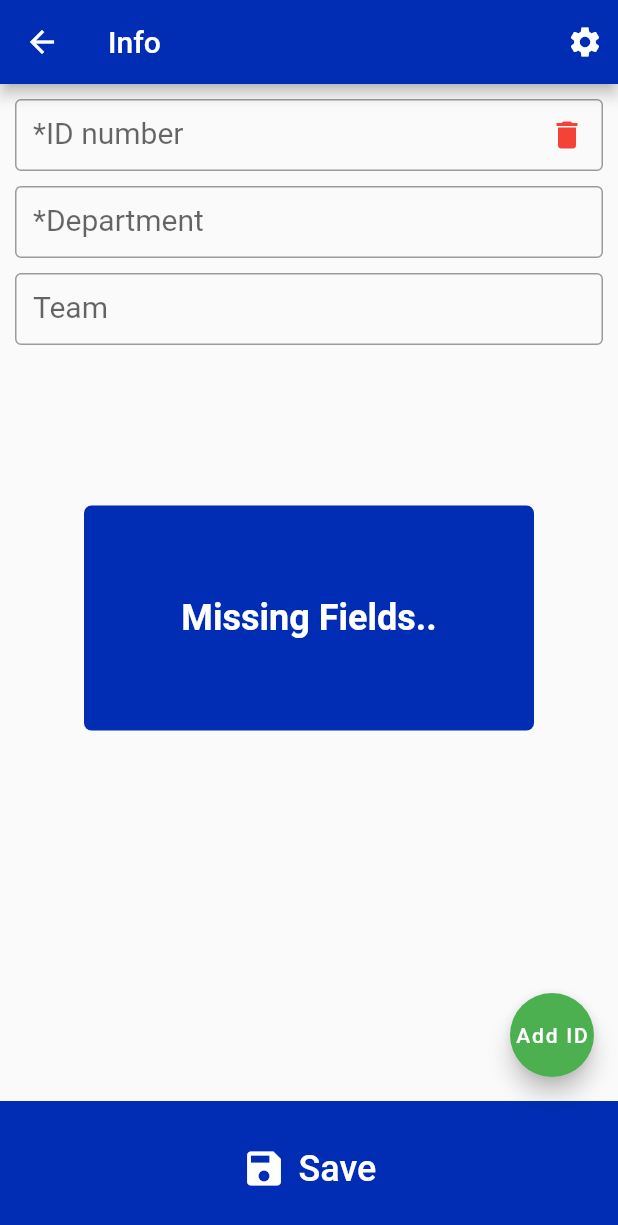
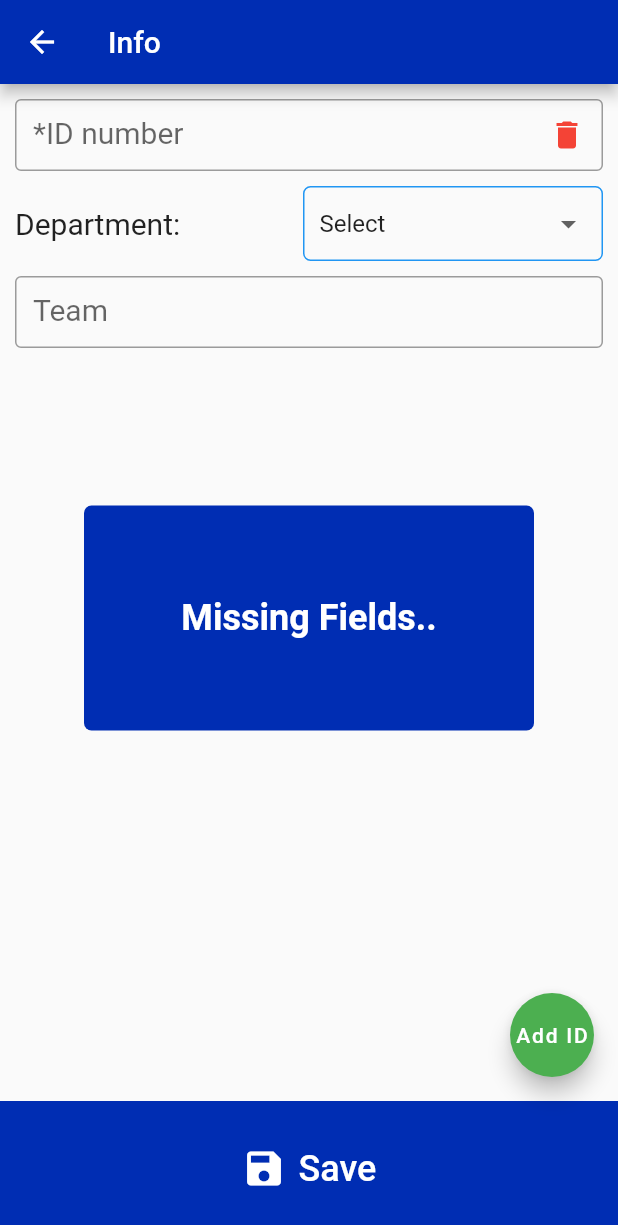
Before and after one commit to lamaw01/fieldparasat, a Flutter app: the UploadPage screen opened directly, after a tap on "Save", on a phone screen of 412 x 824 dp. Shown: the top 1225 px of the screen. Run offline on Flutter 3.47's test engine with Material 2 defaults, Android fonts, the phone set to English and light mode, and no system bars; our stand-ins replace device_info_plus, flutter_styled_toast, geocoding, geolocator, hive, hive_flutter and 7 more; missing offline and left inert: ntp; accounts and stored records are empty; network calls fail.

Commit message:
added dropdown department

```diff
--- a/lib/data/selfie_page_data.dart
+++ b/lib/data/selfie_page_data.dart
@@ -17,6 +17,7 @@ import 'package:screenshot/screenshot.dart';
 import 'package:package_info_plus/package_info_plus.dart';
 import 'package:shared_preferences/shared_preferences.dart';
 
+import '../model/department_model.dart';
 import '../model/history_model.dart';
 import '../service/http_service.dart';
 import '../service/position_service.dart';
@@ -63,6 +64,8 @@ class SelfiePageData with ChangeNotifier {
 
   final _errorList = <String>[];
   List<String> get errorList => _errorList;
+
+  // List<DepartmentModel> get departmentList => _departmentList;
 
   //Create an instance of ScreenshotController
   final screenshotController = ScreenshotController();
@@ -591,4 +594,14 @@ class SelfiePageData with ChangeNotifier {
     }
     return networkTime;
   }
+
+  Future<List<DepartmentModel>> getDepartment() async {
+    var list = <DepartmentModel>[];
+    try {
+      list = await HttpService.getDepartment();
+    } catch (e) {
+      debugPrint('$e');
+    }
+    return list;
+  }
 }
--- /dev/null
+++ b/lib/model/department_model.dart
@@ -0,0 +1,33 @@
+// To parse this JSON data, do
+//
+//     final departmentModel = departmentModelFromJson(jsonString);
+
+import 'dart:convert';
+
+List<DepartmentModel> departmentModelFromJson(String str) =>
+    List<DepartmentModel>.from(
+        json.decode(str).map((x) => DepartmentModel.fromJson(x)));
+
+String departmentModelToJson(List<DepartmentModel> data) =>
+    json.encode(List<dynamic>.from(data.map((x) => x.toJson())));
+
+class DepartmentModel {
+  String departmentId;
+  String departmentName;
+
+  DepartmentModel({
+    required this.departmentId,
+    required this.departmentName,
+  });
+
+  factory DepartmentModel.fromJson(Map<String, dynamic> json) =>
+      DepartmentModel(
+        departmentId: json["department_id"],
+        departmentName: json["department_name"],
+      );
+
+  Map<String, dynamic> toJson() => {
+        "department_id": departmentId,
+        "department_name": departmentName,
+      };
+}
--- a/lib/service/http_service.dart
+++ b/lib/service/http_service.dart
@@ -2,6 +2,7 @@ import 'package:flutter/material.dart';
 import 'package:http/http.dart' as http;
 import 'dart:convert';
 
+import '../model/department_model.dart';
 import '../model/orion_version_model.dart';
 import '../model/selfie_model.dart';
 
@@ -77,4 +78,16 @@ class HttpService {
     debugPrint('getAppVersion ${response.body}');
     return orionVersionModelFromJson(response.body);
   }
+
+  static Future<List<DepartmentModel>> getDepartment() async {
+    var response = await http.get(
+      Uri.parse('$_serverUrl/get_department.php'),
+      headers: <String, String>{
+        'Accept': '*/*',
+        'Content-Type': 'application/json; charset=UTF-8',
+      },
+    ).timeout(const Duration(seconds: 10));
+    debugPrint('getDepartment ${response.body}');
+    return departmentModelFromJson(response.body);
+  }
 }
--- a/lib/view/add_preset_page.dart
+++ b/lib/view/add_preset_page.dart
@@ -3,7 +3,7 @@ import 'package:hive_flutter/hive_flutter.dart';
 
 import '../app_color.dart';
 import '../model/preset_model.dart';
-import '../widget.dart/app_dialogs.dart';
+import '../widget/app_dialogs.dart';
 
 class AddPresetPage extends StatefulWidget {
   const AddPresetPage({super.key});
--- a/lib/view/tabbar_page.dart
+++ b/lib/view/tabbar_page.dart
@@ -3,7 +3,7 @@ import 'package:internet_connection_checker/internet_connection_checker.dart';
 import 'package:provider/provider.dart';
 
 import '../data/selfie_page_data.dart';
-import '../widget.dart/app_dialogs.dart';
+import '../widget/app_dialogs.dart';
 import 'history_page.dart';
 import 'selfie_page.dart';
 import 'upload_page.dart';
--- a/lib/view/upload_page.dart
+++ b/lib/view/upload_page.dart
@@ -1,10 +1,12 @@
 import 'package:flutter/material.dart';
 import 'package:hive_flutter/hive_flutter.dart';
+import 'package:provider/provider.dart';
 
 import '../app_color.dart';
+import '../data/selfie_page_data.dart';
+import '../model/department_model.dart';
 import '../model/preset_model.dart';
-import '../widget.dart/app_dialogs.dart';
-import 'add_preset_page.dart';
+import '../widget/app_dialogs.dart';
 
 class UploadPage extends StatefulWidget {
   const UploadPage({super.key});
@@ -14,32 +16,47 @@ class UploadPage extends StatefulWidget {
 }
 
 class _UploadPageState extends State<UploadPage> {
-  final departmentController = TextEditingController();
   final teamController = TextEditingController();
   var idControllerList = <TextEditingController>[
     TextEditingController(),
   ];
   bool logType = true;
 
+  var departmentList = <DepartmentModel>[];
+  var dropdownValue2 = 'Select';
+  var departmentList2 = <String>[];
+
   @override
   void initState() {
     super.initState();
     var box = Hive.box<PresetModel>('previous');
     PresetModel? last = box.get('last');
+    var instance = Provider.of<SelfiePageData>(context, listen: false);
     if (last != null) {
-      departmentController.text = last.department;
+      dropdownValue2 = last.department;
       teamController.text = last.team;
       idControllerList.clear();
       for (var idText in last.employeeId) {
         idControllerList.add(TextEditingController(text: idText));
       }
     }
+    // departmentList.add(dropdownValue);
+    departmentList2.add(dropdownValue2);
+    WidgetsBinding.instance.addPostFrameCallback((_) async {
+      var result = await instance.getDepartment();
+      departmentList.addAll(result);
+      for (var department in departmentList) {
+        if (dropdownValue2 != department.departmentName) {
+          departmentList2.add(department.departmentName);
+        }
+      }
+      setState(() {});
+    });
   }
 
   @override
   void dispose() {
     super.dispose();
-    departmentController.dispose();
     teamController.dispose();
     for (var idController in idControllerList) {
       idController.dispose();
@@ -48,159 +65,159 @@ class _UploadPageState extends State<UploadPage> {
 
   @override
   Widget build(BuildContext context) {
-    Future<void> goToAddPresetPage() async {
-      Navigator.push(
-        context,
-        MaterialPageRoute(
-          builder: (BuildContext context) => const AddPresetPage(),
-        ),
-      );
-    }
+    // Future<void> goToAddPresetPage() async {
+    //   Navigator.push(
+    //     context,
+    //     MaterialPageRoute(
+    //       builder: (BuildContext context) => const AddPresetPage(),
+    //     ),
+    //   );
+    // }
 
-    Future<bool?> showDialogDeletePreset(String presetName) async {
-      return showDialog<bool>(
-        context: context,
-        barrierDismissible: false,
-        builder: (BuildContext context) {
-          return AlertDialog(
-            title: const Text('Delete Preset'),
-            content: Text(
-              'Delete this preset $presetName?',
-            ),
-            actions: <Widget>[
-              TextButton(
-                child: const Text('Ok'),
-                onPressed: () {
-                  Navigator.of(context).pop(true);
-                },
-              ),
-              TextButton(
-                child: const Text('Cancel'),
-                onPressed: () {
-                  Navigator.of(context).pop(false);
-                },
-              ),
-            ],
-          );
-        },
-      );
-    }
+    // Future<bool?> showDialogDeletePreset(String presetName) async {
+    //   return showDialog<bool>(
+    //     context: context,
+    //     barrierDismissible: false,
+    //     builder: (BuildContext context) {
+    //       return AlertDialog(
+    //         title: const Text('Delete Preset'),
+    //         content: Text(
+    //           'Delete this preset $presetName?',
+    //         ),
+    //         actions: <Widget>[
+    //           TextButton(
+    //             child: const Text('Ok'),
+    //             onPressed: () {
+    //               Navigator.of(context).pop(true);
+    //             },
+    //           ),
+    //           TextButton(
+    //             child: const Text('Cancel'),
+    //             onPressed: () {
+    //               Navigator.of(context).pop(false);
+    //             },
+    //           ),
+    //         ],
+    //       );
+    //     },
+    //   );
+    // }
 
-    Future<void> showPresetDialog() async {
-      return showDialog<void>(
-        context: context,
-        barrierDismissible: true,
-        builder: (BuildContext context) {
-          var box = Hive.box<PresetModel>('preset');
-          return AlertDialog(
-            title: const Text('Preset'),
-            content: ValueListenableBuilder<Box<PresetModel>>(
-              valueListenable: box.listenable(),
-              builder: (ctx, box, child) {
-                final preset = box.values.toList().cast<PresetModel>().toList();
-                if (preset.isNotEmpty) {
-                  return ListView.builder(
-                    itemCount: preset.length,
-                    itemBuilder: (ctx, i) {
-                      return Column(
-                        mainAxisSize: MainAxisSize.min,
-                        children: [
-                          Card(
-                            child: ListTile(
-                              dense: false,
-                              title: Text(
-                                preset[i].presetName,
-                                maxLines: 1,
-                                overflow: TextOverflow.ellipsis,
-                              ),
-                              onTap: () {
-                                idControllerList.clear();
-                                for (int j = 0;
-                                    j < preset[i].employeeId.length;
-                                    j++) {
-                                  idControllerList.add(
-                                    TextEditingController(
-                                        text: preset[i].employeeId[j]),
-                                  );
-                                }
-                                departmentController.text =
-                                    preset[i].department;
-                                Navigator.of(context).pop();
-                                setState(() {});
-                              },
-                              onLongPress: () {
-                                showDialogDeletePreset(preset[i].presetName)
-                                    .then((result) {
-                                  if (result!) {
-                                    preset[i].delete();
-                                  }
-                                });
-                              },
-                            ),
-                          ),
-                        ],
-                      );
-                    },
-                  );
-                } else {
-                  return const Center(
-                    child: Text(
-                      'Empty Preset.',
-                      style: TextStyle(
-                        fontSize: 17.0,
-                        fontWeight: FontWeight.w600,
-                      ),
-                    ),
-                  );
-                }
-              },
-            ),
-            actions: <Widget>[
-              TextButton(
-                child: const Text('Cancel'),
-                onPressed: () {
-                  Navigator.of(context).pop(false);
-                },
-              ),
-            ],
-          );
-        },
-      );
-    }
+    // Future<void> showPresetDialog() async {
+    //   return showDialog<void>(
+    //     context: context,
+    //     barrierDismissible: true,
+    //     builder: (BuildContext context) {
+    //       var box = Hive.box<PresetModel>('preset');
+    //       return AlertDialog(
+    //         title: const Text('Preset'),
+    //         content: ValueListenableBuilder<Box<PresetModel>>(
+    //           valueListenable: box.listenable(),
+    //           builder: (ctx, box, child) {
+    //             final preset = box.values.toList().cast<PresetModel>().toList();
+    //             if (preset.isNotEmpty) {
+    //               return ListView.builder(
+    //                 itemCount: preset.length,
+    //                 itemBuilder: (ctx, i) {
+    //                   return Column(
+    //                     mainAxisSize: MainAxisSize.min,
+    //                     children: [
+    //                       Card(
+    //                         child: ListTile(
+    //                           dense: false,
+    //                           title: Text(
+    //                             preset[i].presetName,
+    //                             maxLines: 1,
+    //                             overflow: TextOverflow.ellipsis,
+    //                           ),
+    //                           onTap: () {
+    //                             idControllerList.clear();
+    //                             for (int j = 0;
+    //                                 j < preset[i].employeeId.length;
+    //                                 j++) {
+    //                               idControllerList.add(
+    //                                 TextEditingController(
+    //                                     text: preset[i].employeeId[j]),
+    //                               );
+    //                             }
+    //                             departmentController.text =
+    //                                 preset[i].department;
+    //                             Navigator.of(context).pop();
+    //                             setState(() {});
+    //                           },
+    //                           onLongPress: () {
+    //                             showDialogDeletePreset(preset[i].presetName)
+    //                                 .then((result) {
+    //                               if (result!) {
+    //                                 preset[i].delete();
+    //                               }
+    //                             });
+    //                           },
+    //                         ),
+    //                       ),
+    //                     ],
+    //                   );
+    //                 },
+    //               );
+    //             } else {
+    //               return const Center(
+    //                 child: Text(
+    //                   'Empty Preset.',
+    //                   style: TextStyle(
+    //                     fontSize: 17.0,
+    //                     fontWeight: FontWeight.w600,
+    //                   ),
+    //                 ),
+    //               );
+    //             }
+    //           },
+    //         ),
+    //         actions: <Widget>[
+    //           TextButton(
+    //             child: const Text('Cancel'),
+    //             onPressed: () {
+    //               Navigator.of(context).pop(false);
+    //             },
+    //           ),
+    //         ],
+    //       );
+    //     },
+    //   );
+    // }
 
     return Scaffold(
       appBar: AppBar(
         title: const Text('Info'),
-        actions: [
-          PopupMenuButton<String>(
-            child: Container(
-              margin: const EdgeInsets.all(10),
-              child: const Icon(Icons.settings),
-            ),
-            onSelected: (value) async {
-              switch (value) {
-                case 'open_preset':
-                  return showPresetDialog();
-                case 'open_add_preset':
-                  return goToAddPresetPage();
-                default:
-                  throw UnimplementedError();
-              }
-            },
-            itemBuilder: (context) => [
-              PopupMenuItem(
-                value: 'open_preset',
-                onTap: () {},
-                child: const Text('Preset'),
-              ),
-              PopupMenuItem(
-                value: 'open_add_preset',
-                onTap: () {},
-                child: const Text('Add preset'),
-              ),
-            ],
-          )
-        ],
+        // actions: [
+        // PopupMenuButton<String>(
+        //   child: Container(
+        //     margin: const EdgeInsets.all(10),
+        //     child: const Icon(Icons.settings),
+        //   ),
+        //   onSelected: (value) async {
+        //     switch (value) {
+        //       case 'open_preset':
+        //         return showPresetDialog();
+        //       case 'open_add_preset':
+        //         return goToAddPresetPage();
+        //       default:
+        //         throw UnimplementedError();
+        //     }
+        //   },
+        //   itemBuilder: (context) => [
+        //     PopupMenuItem(
+        //       value: 'open_preset',
+        //       onTap: () {},
+        //       child: const Text('Preset'),
+        //     ),
+        //     PopupMenuItem(
+        //       value: 'open_add_preset',
+        //       onTap: () {},
+        //       child: const Text('Add preset'),
+        //     ),
+        //   ],
+        // )
+        // ],
       ),
       body: SingleChildScrollView(
         child: Padding(
@@ -241,19 +258,66 @@ class _UploadPageState extends State<UploadPage> {
                 ),
                 const SizedBox(height: 10.0),
               ],
-              TextField(
-                style: const TextStyle(fontSize: 20.0),
-                decoration: const InputDecoration(
-                  label: Text('*Department'),
-                  border: OutlineInputBorder(
-                    borderSide: BorderSide(color: Colors.grey, width: 1.0),
-                  ),
-                  contentPadding: EdgeInsets.fromLTRB(12.0, 12.0, 12.0, 12.0),
-                ),
-                textCapitalization: TextCapitalization.words,
-                controller: departmentController,
-                keyboardType: TextInputType.text,
-                textInputAction: TextInputAction.done,
+              // TextField(
+              //   style: const TextStyle(fontSize: 20.0),
+              //   decoration: const InputDecoration(
+              //     label: Text('*Department'),
+              //     border: OutlineInputBorder(
+              //       borderSide: BorderSide(color: Colors.grey, width: 1.0),
+              //     ),
+              //     contentPadding: EdgeInsets.fromLTRB(12.0, 12.0, 12.0, 12.0),
+              //   ),
+              //   textCapitalization: TextCapitalization.words,
+              //   controller: departmentController,
+              //   keyboardType: TextInputType.text,
+              //   textInputAction: TextInputAction.done,
+              // ),
+              Consumer<SelfiePageData>(
+                builder: (context, provider, child) {
+                  return Row(
+                    mainAxisSize: MainAxisSize.max,
+                    mainAxisAlignment: MainAxisAlignment.spaceBetween,
+                    children: [
+                      const Text(
+                        'Department: ',
+                        style: TextStyle(fontSize: 20),
+                      ),
+                      Container(
+                        width: 200.0,
+                        decoration: BoxDecoration(
+                          borderRadius: BorderRadius.circular(5),
+                          border: Border.all(
+                            color: Colors.blue,
+                            style: BorderStyle.solid,
+                            width: 1.0,
+                          ),
+                        ),
+                        child: DropdownButtonHideUnderline(
+                          child: DropdownButton<String>(
+                            padding:
+                                const EdgeInsets.symmetric(horizontal: 10.0),
+                            borderRadius: BorderRadius.circular(5),
+                            value: dropdownValue2,
+                            onChanged: (value) async {
+                              if (value != null) {
+                                setState(() {
+                                  dropdownValue2 = value;
+                                });
+                              }
+                            },
+                            items: departmentList2
+                                .map<DropdownMenuItem<String>>((value) {
+                              return DropdownMenuItem<String>(
+                                value: value,
+                                child: Text(value),
+                              );
+                            }).toList(),
+                          ),
+                        ),
+                      ),
+                    ],
+                  );
+                },
               ),
               const SizedBox(height: 10.0),
               TextField(
@@ -294,7 +358,7 @@ class _UploadPageState extends State<UploadPage> {
             bool isEmpty = false;
             for (int i = 0; i < idControllerList.length; i++) {
               if (idControllerList[i].text.isEmpty ||
-                  departmentController.text.isEmpty) {
+                  dropdownValue2 == 'Select') {
                 AppDialogs.showMyToast('Missing Fields..', context);
                 isEmpty = true;
                 break;
@@ -305,7 +369,7 @@ class _UploadPageState extends State<UploadPage> {
                 'last',
                 PresetModel(
                   presetName: 'last',
-                  department: departmentController.text.trim(),
+                  department: dropdownValue2,
                   team: teamController.text.trim(),
                   employeeId: <String>[
                     for (var id in idControllerList) id.text,
```
Also changed, not shown: lib/widget/app_dialogs.dart (renamed from lib/widget.dart/app_dialogs.dart).
